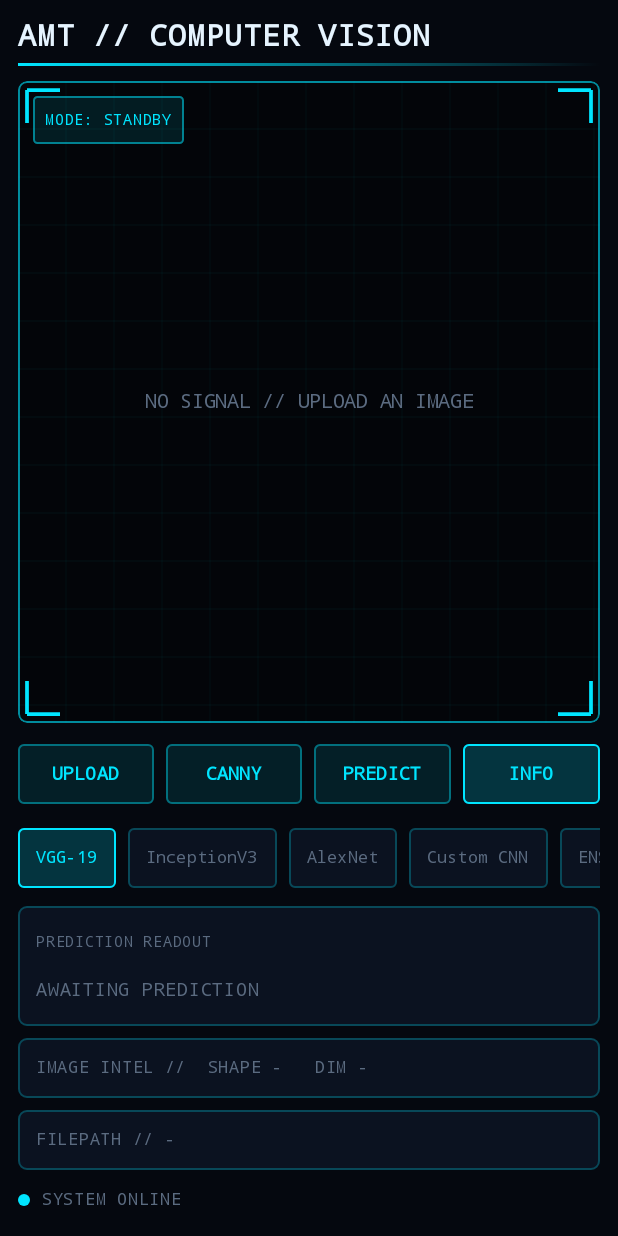
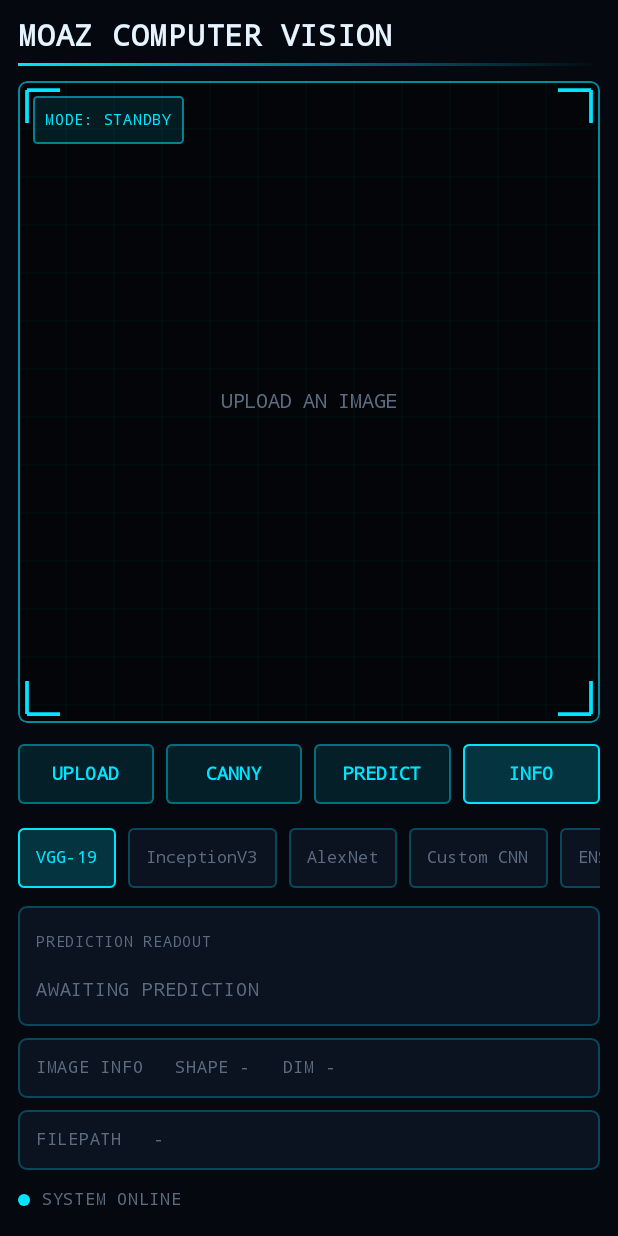
Before and after one commit to Moaz221/amt-computer-vision-android, an Android app built with Jetpack Compose: the screen it shows after launch (MainActivity), after a tap on "INFO", on a phone screen of 412 x 824 dp. Run offline under Robolectric (Android 15) with nearby library versions, the phone set to English and light mode, and no system bars; libraries missing offline, so code that uses them is left out: org.tensorflow.lite.

Commit message:
Rebrand UI to MOAZ and remove decorative // separators

```diff
--- a/app/src/main/java/com/amt/vision/ui/MainScreen.kt
+++ b/app/src/main/java/com/amt/vision/ui/MainScreen.kt
@@ -90,7 +90,7 @@ fun MainScreen(
 private fun TopBar() {
     Column {
         Text(
-            "AMT // COMPUTER VISION",
+            "MOAZ COMPUTER VISION",
             fontFamily = FontFamily.Monospace,
             fontWeight = FontWeight.Bold,
             fontSize = 20.sp,
@@ -126,7 +126,7 @@ private fun HudViewport(state: UiState, modifier: Modifier = Modifier) {
         } else {
             Box(Modifier.fillMaxSize(), contentAlignment = Alignment.Center) {
                 Text(
-                    "NO SIGNAL // UPLOAD AN IMAGE",
+                    "UPLOAD AN IMAGE",
                     fontFamily = FontFamily.Monospace,
                     fontSize = 13.sp,
                     color = TextDim
@@ -327,7 +327,7 @@ private fun InfoRow(info: String?) {
         shape = RoundedCornerShape(6.dp)
     ) {
         Text(
-            "IMAGE INTEL //  SHAPE ${info ?: "-"}   DIM ${info?.substringBefore(" x ") ?: "-"}",
+            "IMAGE INFO   SHAPE ${info ?: "-"}   DIM ${info?.substringBefore(" x ") ?: "-"}",
             Modifier.padding(horizontal = 12.dp, vertical = 8.dp),
             fontFamily = FontFamily.Monospace,
             fontSize = 11.sp,
@@ -345,7 +345,7 @@ private fun PathBar(path: String?) {
         shape = RoundedCornerShape(6.dp)
     ) {
         Text(
-            "FILEPATH // ${path ?: "-"}",
+            "FILEPATH   ${path ?: "-"}",
             Modifier.padding(horizontal = 12.dp, vertical = 8.dp),
             fontFamily = FontFamily.Monospace,
             fontSize = 11.sp,
--- a/app/src/main/res/values/strings.xml
+++ b/app/src/main/res/values/strings.xml
@@ -1,4 +1,4 @@
 <?xml version="1.0" encoding="utf-8"?>
 <resources>
-    <string name="app_name">AMT Vision</string>
+    <string name="app_name">MOAZ Vision</string>
 </resources>
```
Also changed, not shown: 7 other files.
